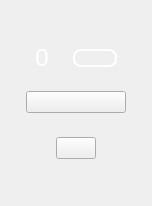
Qt form ui/digitalIoChannel.ui (analogdevicesinc/scopy) before a commit.
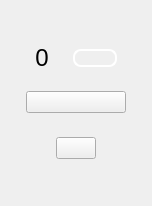
The same form after that commit. Custom widgets are drawn as their Qt base class.

Patch:
```diff
--- a/ui/digitalIoChannel.ui
+++ b/ui/digitalIoChannel.ui
@@ -73,7 +73,6 @@
 background:transparent;
 height: 28px;
 width: 14px;
-color: #FFFFFF;
 
 font-size: 24px;	
 line-height: 28px;
```
